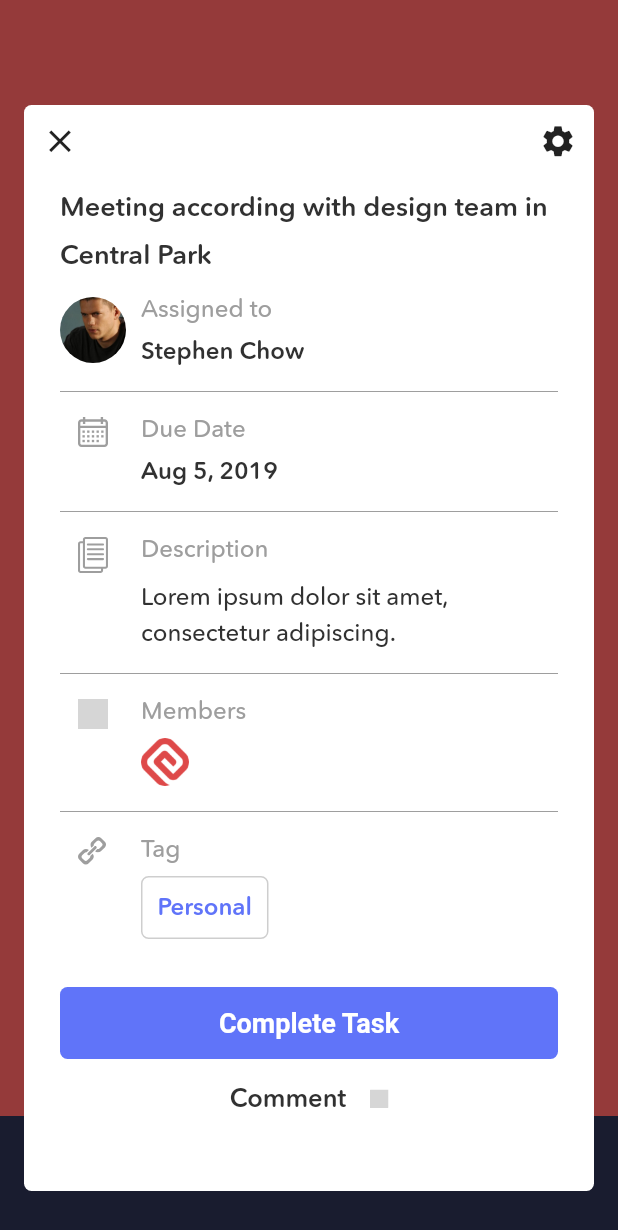
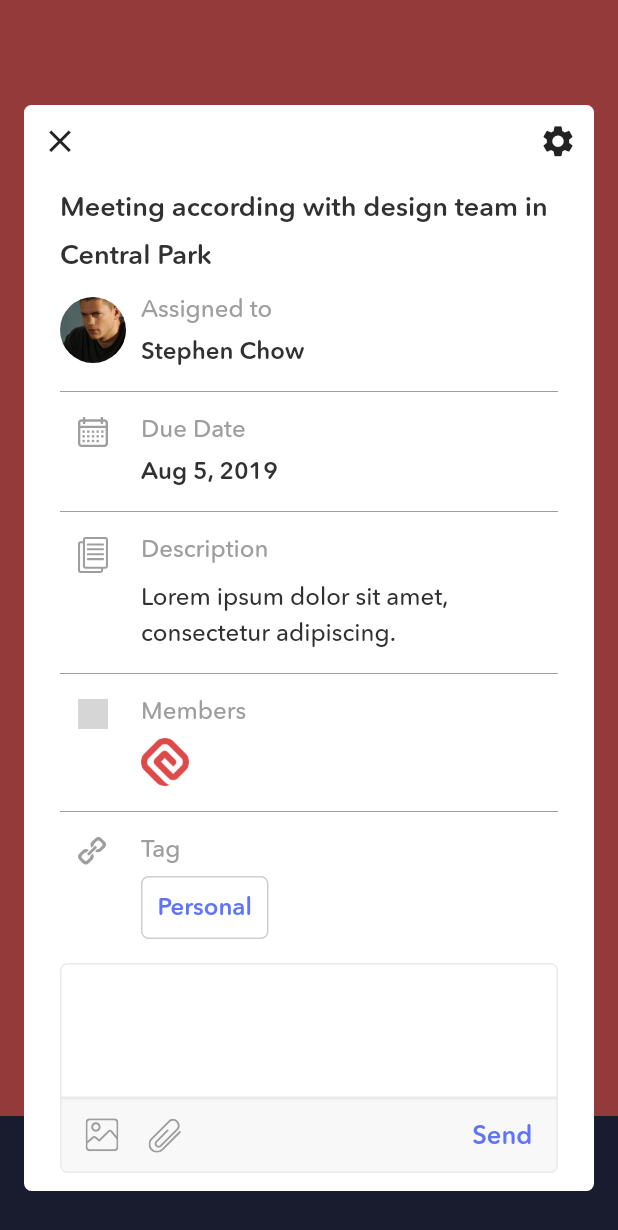
Before and after one commit to tranvinh146/aking_todo_list, a Flutter app: the TaskDetailScreen screen opened by its route, on a phone screen of 412 x 824 dp. Shown: the top 1230 px of the screen. Run offline on Flutter 3.47's test engine with Material 2 defaults, Android fonts, the phone set to English and light mode, and no system bars; our stand-ins replace flutter_slidable, flutter_svg, sqflite, table_calendar; missing offline and left inert: outlined_text; accounts and stored records are empty; grey boxes are pictures that could not be loaded.

Commit message:
add detail task screen

```diff
--- a/lib/others/routes.dart
+++ b/lib/others/routes.dart
@@ -14,7 +14,6 @@ import 'package:aking_to_do_list/ui/screens/home/quick/quick_screen.dart';
 import 'package:aking_to_do_list/ui/screens/init/splash/splash_screen.dart';
 import 'package:aking_to_do_list/ui/screens/init/onbroading/onbroading_screen.dart';
 import 'package:flutter/material.dart';
-import 'package:path/path.dart';
 
 final Map<String, WidgetBuilder> routes = {
   //init screens
--- a/lib/ui/screens/detail/task_detail/components/body.dart
+++ b/lib/ui/screens/detail/task_detail/components/body.dart
@@ -1,5 +1,6 @@
 import 'package:aking_to_do_list/others/constant.dart';
 import 'package:aking_to_do_list/ui/components/default_button.dart';
+import 'package:aking_to_do_list/ui/screens/detail/task_detail/components/comment.dart';
 import 'package:aking_to_do_list/ui/screens/detail/task_detail/components/edit_popup.dart';
 import 'package:aking_to_do_list/ui/screens/detail/task_detail/components/section.dart';
 import 'package:flutter/material.dart';
@@ -25,11 +26,11 @@ class Body extends StatelessWidget {
               Radius.circular(5),
             ),
           ),
-          child: Column(
+          child: ListView(
+            padding: EdgeInsets.zero,
             children: [
               _buildButtonHeader(context),
-              SingleChildScrollView(
-                child: Padding(
+              Padding(
                 padding: EdgeInsets.symmetric(horizontal: 24),
                 child: Column(
                   crossAxisAlignment: CrossAxisAlignment.start,
@@ -67,7 +68,8 @@ class Body extends StatelessWidget {
                     //Tag
                     _buildTag(),
 
-                      //Build Comment
+                    //Comment
+                    Comment(),
 
                     //Button
                     Padding(
@@ -101,7 +103,6 @@ class Body extends StatelessWidget {
                       ),
                     )
                   ],
-                  ),
                 ),
               ),
             ],
--- a/lib/ui/screens/detail/task_detail/components/comment.dart
+++ b/lib/ui/screens/detail/task_detail/components/comment.dart
@@ -10,18 +10,24 @@ class Comment extends StatelessWidget {
     return Column(
       children: [
         _buildWriteComment(),
+        SizedBox(height: 36),
         _buildMemberComment(),
         Text(
           "Lorem ipsum dolor sit amet,consectetur adipiscing.",
-          style: TextStyle(fontSize: 16),
+          style: TextStyle(fontSize: 16, height: 1.5),
         ),
+        SizedBox(height: 24),
         _buildMemberComment(),
         Container(
           height: 180,
-          color: bluePrimaryColor,
+          margin: EdgeInsets.symmetric(vertical: 12),
           decoration: BoxDecoration(
             borderRadius: BorderRadius.all(
               Radius.circular(5),
+            ),
+            image: DecorationImage(
+              image: AssetImage("assets/images/comment_photo.jpg"),
+              fit: BoxFit.cover,
             ),
           ),
         )
@@ -78,32 +84,38 @@ class Comment extends StatelessWidget {
       crossAxisAlignment: CrossAxisAlignment.center,
       children: [
         Container(
-          height: 295,
+          margin: EdgeInsets.zero,
+          height: 90,
           decoration: BoxDecoration(
             borderRadius: BorderRadius.vertical(
               top: Radius.circular(5),
             ),
-            border: Border.all(),
+            border: Border.all(color: Color(0xFFEAEAEA)),
           ),
         ),
         Container(
-          padding: EdgeInsets.all(16),
+          margin: EdgeInsets.zero,
+          padding: EdgeInsets.symmetric(horizontal: 16),
           height: 50,
           decoration: BoxDecoration(
+            color: Color(0xFFF8F8F8),
             borderRadius: BorderRadius.vertical(
-              top: Radius.circular(5),
+              bottom: Radius.circular(5),
             ),
-            border: Border.all(),
+            border: Border.all(color: Color(0xFFEAEAEA)),
           ),
           child: Row(
             children: [
               SvgPicture.asset(
-                "assets/icons/attach_icon.svg",
+                "assets/icons/photo_icon.svg",
+                width: 22,
+              ),
+              SizedBox(
                 width: 20,
               ),
               SvgPicture.asset(
-                "assets/icons/photo_icon.svg",
-                width: 20,
+                "assets/icons/attach_icon.svg",
+                width: 22,
               ),
               Spacer(),
               Text(
--- a/lib/ui/screens/detail/task_detail/task_detail_screen.dart
+++ b/lib/ui/screens/detail/task_detail/task_detail_screen.dart
@@ -11,15 +11,15 @@ class TaskDetailScreen extends StatelessWidget {
   Widget build(BuildContext context) {
     return Scaffold(
       body: ChangeNotifierProvider(
-        create: (_) => Comment(),
+        create: (_) => MyComment(),
         child: Body(),
       ),
     );
   }
 }
 
-class Comment with ChangeNotifier {
-  bool? _show;
+class MyComment with ChangeNotifier {
+  bool _show = false;
 
   show() {
     _show = true;
```
Lines whose indentation alone changed are shown as unchanged.
